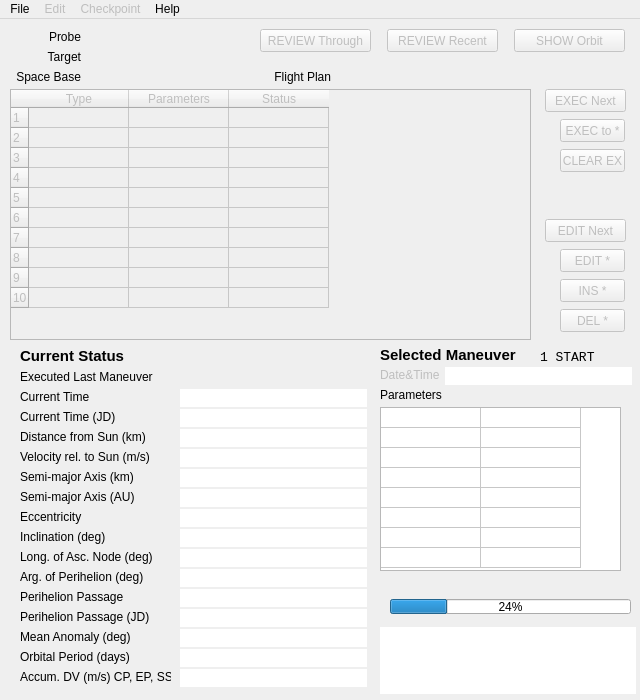
This is source/ui/mainwindow.ui in whiskie14142/SolarSystemVoyager as Qt 5 draws it before an edit. The edited form follows.
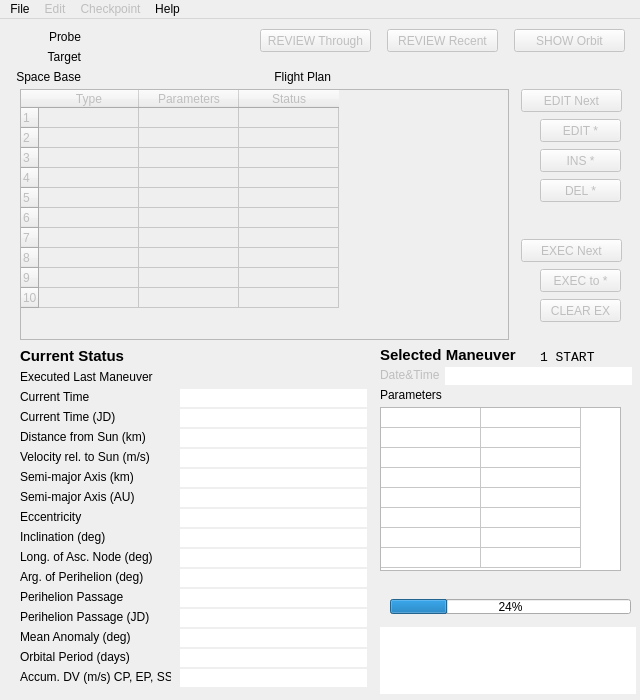
This is the edited form.

Patch:
```diff
--- a/source/ui/mainwindow.ui
+++ b/source/ui/mainwindow.ui
@@ -47,9 +47,9 @@
     </property>
     <property name="geometry">
      <rect>
-      <x>10</x>
+      <x>20</x>
       <y>70</y>
-      <width>521</width>
+      <width>489</width>
       <height>251</height>
      </rect>
     </property>
@@ -144,9 +144,9 @@
     </property>
     <property name="geometry">
      <rect>
-      <x>545</x>
-      <y>70</y>
-      <width>81</width>
+      <x>521</x>
+      <y>220</y>
+      <width>101</width>
       <height>23</height>
      </rect>
     </property>
@@ -163,9 +163,9 @@
     </property>
     <property name="geometry">
      <rect>
-      <x>560</x>
-      <y>260</y>
-      <width>65</width>
+      <x>540</x>
+      <y>130</y>
+      <width>81</width>
       <height>23</height>
      </rect>
     </property>
@@ -207,9 +207,9 @@
     </property>
     <property name="geometry">
      <rect>
-      <x>560</x>
-      <y>230</y>
-      <width>65</width>
+      <x>540</x>
+      <y>100</y>
+      <width>81</width>
       <height>23</height>
      </rect>
     </property>
@@ -226,9 +226,9 @@
     </property>
     <property name="geometry">
      <rect>
-      <x>560</x>
-      <y>100</y>
-      <width>65</width>
+      <x>540</x>
+      <y>250</y>
+      <width>81</width>
       <height>23</height>
      </rect>
     </property>
@@ -315,9 +315,9 @@
     </property>
     <property name="geometry">
      <rect>
-      <x>560</x>
-      <y>290</y>
-      <width>65</width>
+      <x>540</x>
+      <y>160</y>
+      <width>81</width>
       <height>23</height>
      </rect>
     </property>
@@ -372,9 +372,9 @@
     </property>
     <property name="geometry">
      <rect>
-      <x>545</x>
-      <y>200</y>
-      <width>81</width>
+      <x>521</x>
+      <y>70</y>
+      <width>101</width>
       <height>23</height>
      </rect>
     </property>
@@ -391,9 +391,9 @@
     </property>
     <property name="geometry">
      <rect>
-      <x>560</x>
-      <y>130</y>
-      <width>65</width>
+      <x>540</x>
+      <y>280</y>
+      <width>81</width>
       <height>23</height>
      </rect>
     </property>
```
